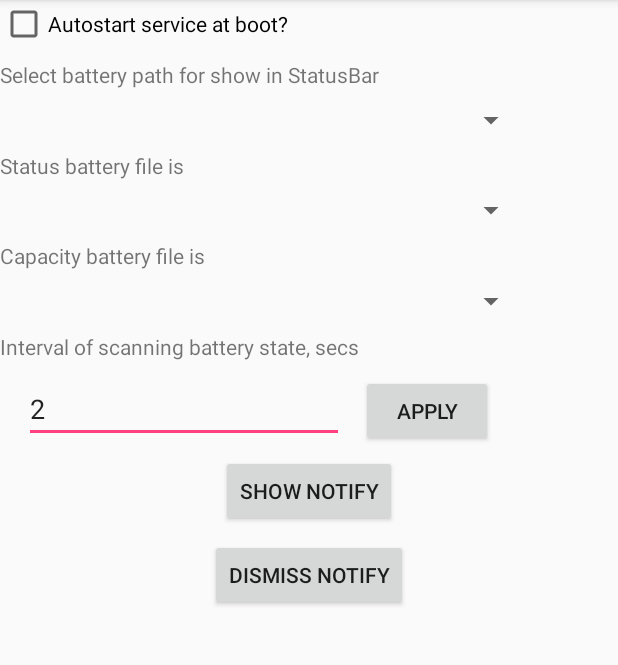
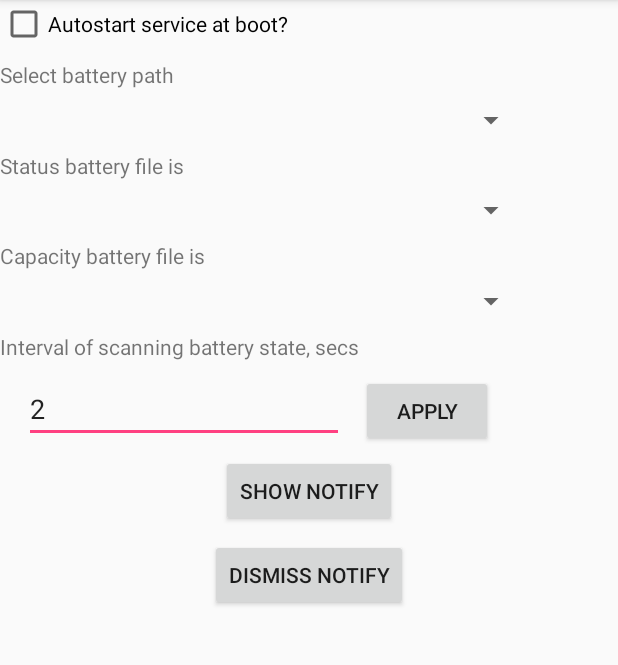
Before and after one commit to olegsvs/ru.olegsvs.custombatterynotification, an Android app: the screen it shows after launch (SettingsActivity), on a phone screen of 412 x 824 dp, the part 84-749 px from its top. Run offline under Robolectric (Android 15) with nearby library versions, the phone set to English and light mode, and no system bars; 3 statements that could not run were skipped.

Commit message:
Update strings.xml

```diff
--- a/app/src/main/res/values/strings.xml
+++ b/app/src/main/res/values/strings.xml
@@ -1,7 +1,7 @@
 <resources>
     <string name="app_name">Custom Battery Notify</string>
     <string name="chbAutoStartService">Autostart service at boot?</string>
-    <string name="tvBatteries">Select battery path for show in StatusBar</string>
+    <string name="tvBatteries">Select battery path</string>
     <string name="intervalTV">Interval of scanning battery state, secs</string>
     <string name="intervalBTN">Apply</string>
     <string name="intervalWarning">Set value > 0!</string>
```
